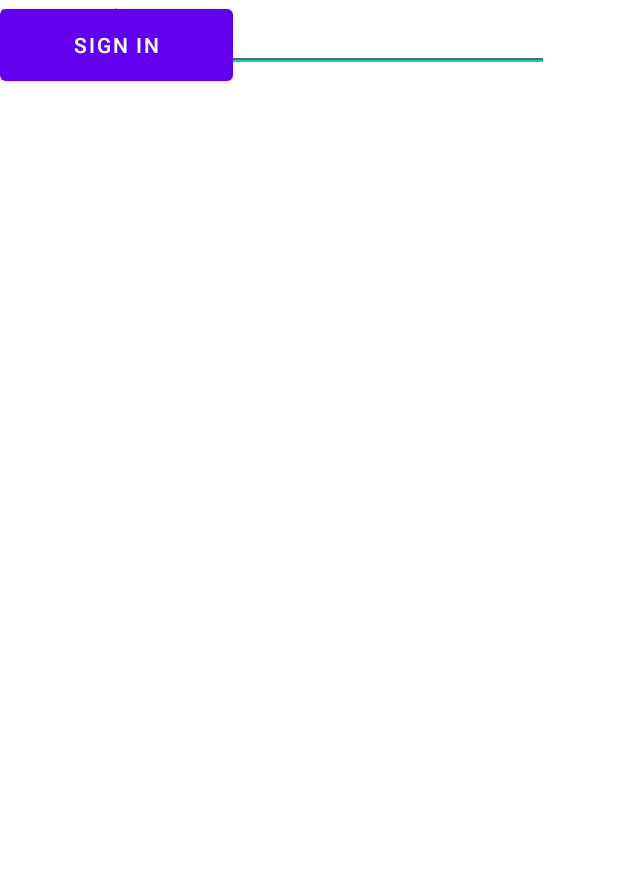
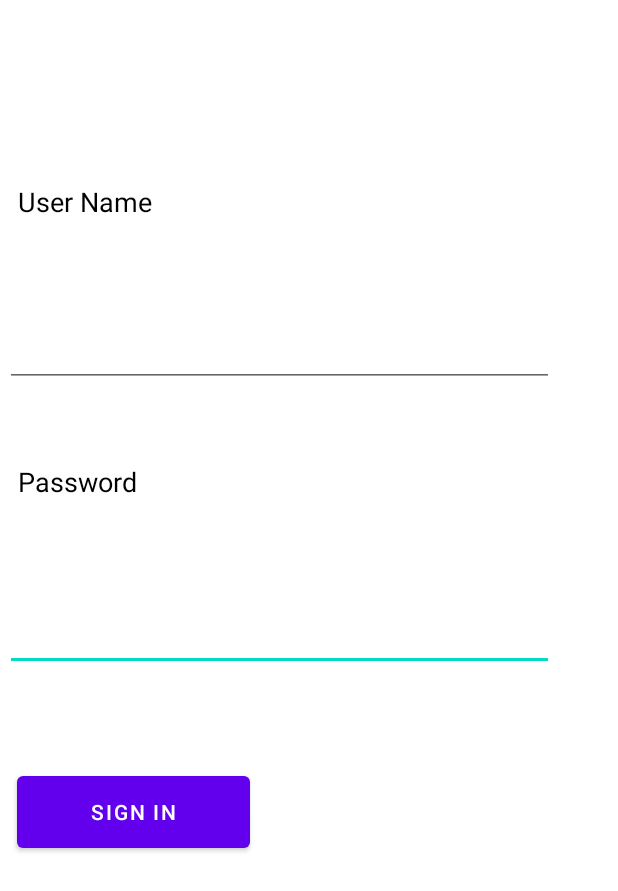
Before and after one commit to eniise/Bitirmeee_2, an Android app: the layout trainee_login.xml on its own in the app's theme, with its tools: preview values and no code run, on a phone screen of 412 x 824 dp. Shown: the top 891 px of the screen. Run offline under Robolectric (Android 15) with nearby library versions, the phone set to English and light mode, and no system bars.

Commit message:
has been added

```diff
--- a/app/src/main/res/layout/trainee_login.xml
+++ b/app/src/main/res/layout/trainee_login.xml
@@ -1,6 +1,7 @@
 <?xml version="1.0" encoding="utf-8"?>
 <androidx.constraintlayout.widget.ConstraintLayout
     xmlns:android="http://schemas.android.com/apk/res/android"
+    xmlns:app="http://schemas.android.com/apk/res-auto"
     xmlns:tools="http://schemas.android.com/tools"
     android:layout_width="match_parent"
     android:layout_height="match_parent">
@@ -10,8 +11,12 @@
         android:layout_width="155dp"
         android:layout_height="60dp"
         android:text="Sıgn In"
-        tools:layout_editor_absoluteX="25dp"
-        tools:layout_editor_absoluteY="243dp" />
+        app:layout_constraintBottom_toBottomOf="parent"
+        app:layout_constraintEnd_toEndOf="parent"
+        app:layout_constraintHorizontal_bias="0.043"
+        app:layout_constraintStart_toStartOf="parent"
+        app:layout_constraintTop_toTopOf="parent"
+        app:layout_constraintVertical_bias="0.669" />
 
     <TextView
         android:id="@+id/textView6"
@@ -20,8 +25,12 @@
         android:text="User Name"
         android:textColor="#000000"
         android:textSize="18sp"
-        tools:layout_editor_absoluteX="25dp"
-        tools:layout_editor_absoluteY="58dp" />
+        app:layout_constraintBottom_toBottomOf="parent"
+        app:layout_constraintEnd_toEndOf="parent"
+        app:layout_constraintHorizontal_bias="0.041"
+        app:layout_constraintStart_toStartOf="parent"
+        app:layout_constraintTop_toTopOf="parent"
+        app:layout_constraintVertical_bias="0.156" />
 
     <TextView
         android:id="@+id/textView7"
@@ -30,8 +39,12 @@
         android:text="Password"
         android:textColor="#000000"
         android:textSize="18sp"
-        tools:layout_editor_absoluteX="25dp"
-        tools:layout_editor_absoluteY="146dp" />
+        app:layout_constraintBottom_toBottomOf="parent"
+        app:layout_constraintEnd_toEndOf="parent"
+        app:layout_constraintHorizontal_bias="0.041"
+        app:layout_constraintStart_toStartOf="parent"
+        app:layout_constraintTop_toTopOf="parent"
+        app:layout_constraintVertical_bias="0.394" />
 
     <EditText
         android:id="@+id/editTextTextPassword3"
@@ -39,8 +52,12 @@
         android:layout_height="48dp"
         android:ems="10"
         android:inputType="textPassword"
-        tools:layout_editor_absoluteX="25dp"
-        tools:layout_editor_absoluteY="187dp" />
+        app:layout_constraintBottom_toBottomOf="parent"
+        app:layout_constraintEnd_toEndOf="parent"
+        app:layout_constraintHorizontal_bias="0.068"
+        app:layout_constraintStart_toStartOf="parent"
+        app:layout_constraintTop_toTopOf="parent"
+        app:layout_constraintVertical_bias="0.515" />
 
     <EditText
         android:id="@+id/editTextTextEmailAddress"
@@ -48,7 +65,11 @@
         android:layout_height="47dp"
         android:ems="10"
         android:inputType="textEmailAddress"
-        tools:layout_editor_absoluteX="25dp"
-        tools:layout_editor_absoluteY="99dp" />
+        app:layout_constraintBottom_toBottomOf="parent"
+        app:layout_constraintEnd_toEndOf="parent"
+        app:layout_constraintHorizontal_bias="0.068"
+        app:layout_constraintStart_toStartOf="parent"
+        app:layout_constraintTop_toTopOf="parent"
+        app:layout_constraintVertical_bias="0.271" />
 
 </androidx.constraintlayout.widget.ConstraintLayout>
```
